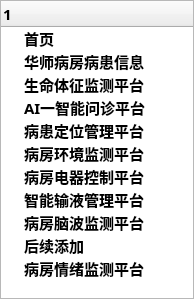
Qt form maincontent/controltreewidget.ui (Stefan-China/SCNU-NuresManager) before a commit.
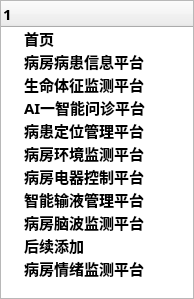
The same form after that commit. Icons and pictures are not drawn.

The edit to the form file:
```diff
--- a/maincontent/controltreewidget.ui
+++ b/maincontent/controltreewidget.ui
@@ -59,7 +59,7 @@
      </item>
      <item>
       <property name="text">
-       <string>华师病房病患信息</string>
+       <string>病房病患信息平台</string>
       </property>
       <property name="icon">
        <iconset resource="../res.qrc">
```
